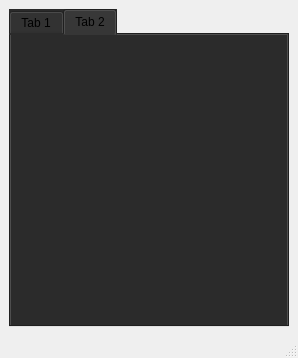
First picture: the form in gui/meshInterface/MainApp.ui, repository Dennis-Smith414/open-meshtastic-monitor, before the edit.
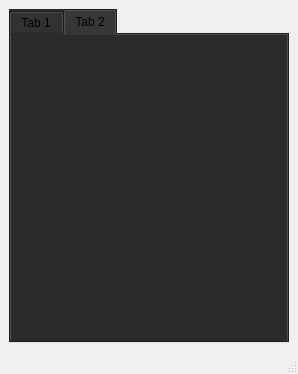
Second picture: the form after the edit.

Patch:
```diff
--- a/gui/meshInterface/MainApp.ui
+++ b/gui/meshInterface/MainApp.ui
@@ -7,7 +7,7 @@
     <x>0</x>
     <y>0</y>
     <width>298</width>
-    <height>358</height>
+    <height>374</height>
    </rect>
   </property>
   <property name="sizePolicy">
```
Left out of the diff: 2 changed lines with no effect on the pictures.
